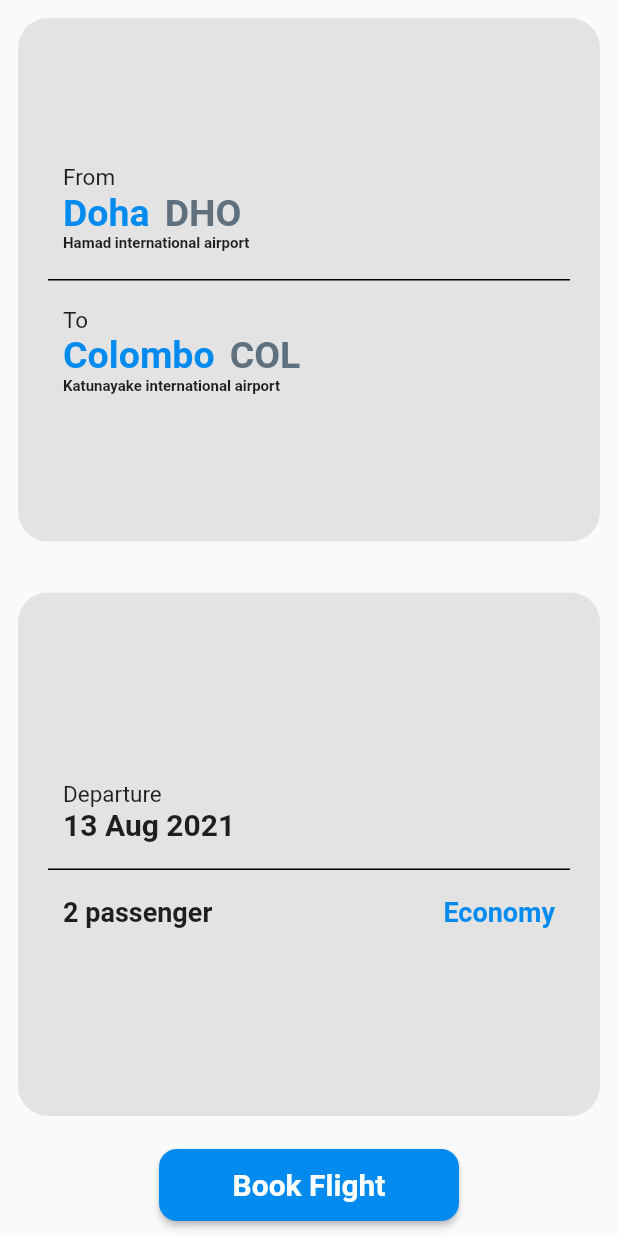
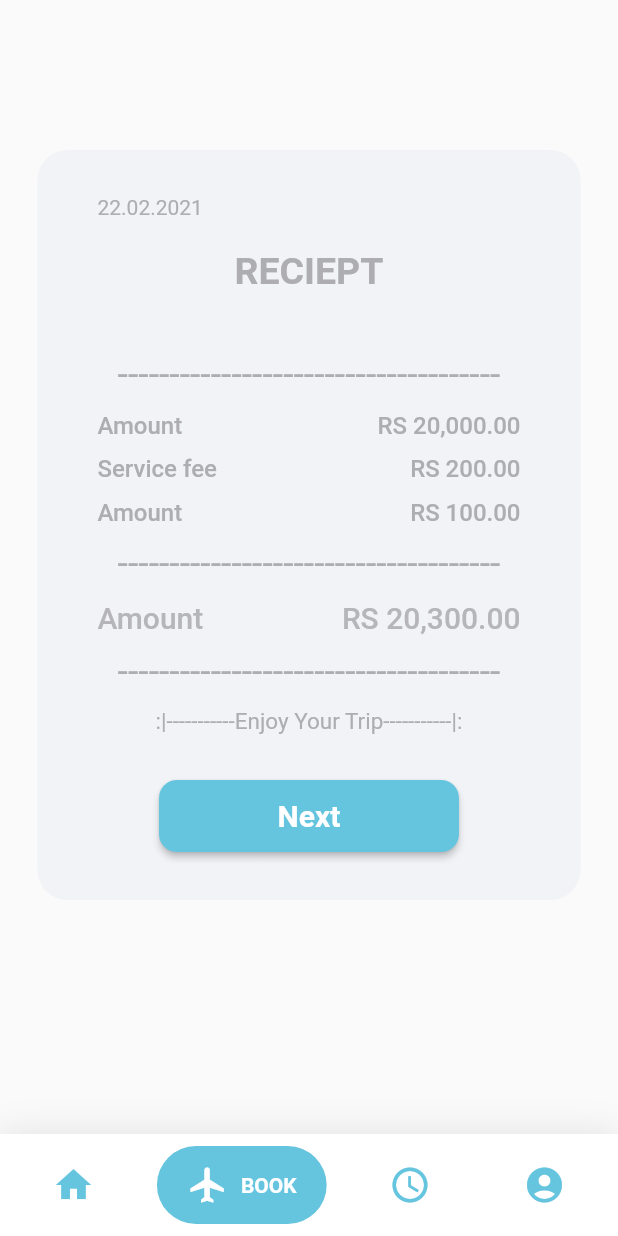
Before and after one commit to Y3S2-Assignment-Group/Srilankan-Airlines-Frontend, a Flutter app: what onewayFlight() shows on an empty page, opened directly, after a tap on "Book Flight", on a phone screen of 412 x 824 dp. Run offline on Flutter 3.47's test engine with Material 2 defaults, Android fonts, the phone set to English and light mode, and no system bars; drawn by our look-alikes of google_nav_bar; our stand-ins replace carousel_slider, flutter_svg, font_awesome_flutter, lottie; network calls fail.

Commit message:
payment confirmation

```diff
--- a/lib/main.dart
+++ b/lib/main.dart
@@ -8,6 +8,7 @@ import 'package:srilankan_airline/screens/dashboard/dashboard.dart';
 import 'package:srilankan_airline/screens/myTrips/mytrips.dart';
 import 'package:srilankan_airline/screens/previousTrips/previousTrips.dart';
 import 'package:srilankan_airline/screens/profile/profile.dart';
+import 'package:srilankan_airline/screens/recipt/confirmationrecipt.dart';
 import 'package:srilankan_airline/screens/scheduleTrips/scheduleTrips.dart';
 import 'package:srilankan_airline/screens/splashScreen.dart';
 
@@ -34,6 +35,7 @@ class MyApp extends StatelessWidget {
         '/previousTrips': (context) => previousTrips(),
         '/checkin': (context) => checkin(),
         '/payment': (context) => payment(),
+        '/recipt': (context) => recipt(),
       },
     );
   }
--- a/lib/screens/bookflight/onewayflight.dart
+++ b/lib/screens/bookflight/onewayflight.dart
@@ -224,10 +224,7 @@ class _onewayFlightState extends State<onewayFlight> {
               borderRadius: BorderRadius.circular(12.0),
               child: MaterialButton(
                 onPressed: () {
-                  //Navigator.push(
-                  //context,
-                  //MaterialPageRoute(builder: (context) => seatbook()),
-                  //);
+                  Navigator.pushNamed(context, '/recipt');
                 },
                 minWidth: 200.0,
                 height: 45.0,
--- /dev/null
+++ b/lib/screens/recipt/confirmationrecipt.dart
@@ -0,0 +1,216 @@
+import 'package:flutter/material.dart';
+import 'package:srilankan_airline/modules/BottomNavigation.dart';
+import '../../Util/colors.dart' as color;
+
+class recipt extends StatefulWidget {
+  const recipt({Key? key}) : super(key: key);
+
+  @override
+  _reciptState createState() => _reciptState();
+}
+
+class _reciptState extends State<recipt> {
+  @override
+  Widget build(BuildContext context) {
+    return Scaffold(
+      bottomNavigationBar: BottomNavigation(
+        selIndex: 1,
+      ),
+      body: SingleChildScrollView(
+        child: Container(
+          height: MediaQuery.of(context).size.height - 50,
+          width: MediaQuery.of(context).size.width,
+          child: Container(
+            padding: const EdgeInsets.symmetric(horizontal: 25),
+            child: Column(
+              crossAxisAlignment: CrossAxisAlignment.start,
+              children: [
+                SizedBox(
+                  height: 100,
+                ),
+                Container(
+                  padding: EdgeInsets.symmetric(horizontal: 40, vertical: 30),
+                  width: 400,
+                  height: 500,
+                  decoration: BoxDecoration(
+                      color: Color(0xFFF1F3F7),
+                      borderRadius: BorderRadius.all(Radius.circular(20))),
+                  child: Column(
+                    crossAxisAlignment: CrossAxisAlignment.start,
+                    children: [
+                      Text(
+                        "22.02.2021",
+                        style: TextStyle(color: Color(0xFFAEAEB2)),
+                      ),
+                      SizedBox(
+                        height: 20,
+                      ),
+                      Center(
+                          child: Text("RECIEPT",
+                              style: TextStyle(
+                                  color: Color(0xFFAEAEB2),
+                                  fontSize: 25,
+                                  fontWeight: FontWeight.bold))),
+                      SizedBox(
+                        height: 40,
+                      ),
+                      Center(
+                        child: Text(
+                          "-------------------------------------",
+                          style:
+                              TextStyle(fontSize: 25, color: Color(0xFFAEAEB2)),
+                        ),
+                      ),
+                      SizedBox(
+                        height: 10,
+                      ),
+                      Row(
+                        children: [
+                          Text(
+                            "Amount",
+                            style: TextStyle(
+                                color: Color(0xFFAEAEB2),
+                                fontSize: 16,
+                                fontWeight: FontWeight.w500),
+                          ),
+                          Expanded(child: Container()),
+                          Text(
+                            "RS 20,000.00",
+                            style: TextStyle(
+                                color: Color(0xFFAEAEB2),
+                                fontSize: 16,
+                                fontWeight: FontWeight.w500),
+                          )
+                        ],
+                      ),
+                      SizedBox(
+                        height: 10,
+                      ),
+                      Row(
+                        children: [
+                          Text(
+                            "Service fee",
+                            style: TextStyle(
+                                color: Color(0xFFAEAEB2),
+                                fontSize: 16,
+                                fontWeight: FontWeight.w500),
+                          ),
+                          Expanded(child: Container()),
+                          Text(
+                            "RS 200.00",
+                            style: TextStyle(
+                                color: Color(0xFFAEAEB2),
+                                fontSize: 16,
+                                fontWeight: FontWeight.w500),
+                          )
+                        ],
+                      ),
+                      SizedBox(
+                        height: 10,
+                      ),
+                      Row(
+                        children: [
+                          Text(
+                            "Amount",
+                            style: TextStyle(
+                                color: Color(0xFFAEAEB2),
+                                fontSize: 16,
+                                fontWeight: FontWeight.w500),
+                          ),
+                          Expanded(child: Container()),
+                          Text(
+                            "RS 100.00",
+                            style: TextStyle(
+                                color: Color(0xFFAEAEB2),
+                                fontSize: 16,
+                                fontWeight: FontWeight.w500),
+                          )
+                        ],
+                      ),
+                      SizedBox(
+                        height: 10,
+                      ),
+                      Center(
+                        child: Text(
+                          "-------------------------------------",
+                          style:
+                              TextStyle(fontSize: 25, color: Color(0xFFAEAEB2)),
+                        ),
+                      ),
+                      SizedBox(
+                        height: 10,
+                      ),
+                      Row(
+                        children: [
+                          Text(
+                            "Amount",
+                            style: TextStyle(
+                                color: Color(0xFFB6B6BA),
+                                fontSize: 20,
+                                fontWeight: FontWeight.w500),
+                          ),
+                          Expanded(child: Container()),
+                          Text(
+                            "RS 20,300.00",
+                            style: TextStyle(
+                                color: Color(0xFFB6B6BA),
+                                fontSize: 20,
+                                fontWeight: FontWeight.w500),
+                          )
+                        ],
+                      ),
+                      SizedBox(
+                        height: 10,
+                      ),
+                      Center(
+                        child: Text(
+                          "-------------------------------------",
+                          style:
+                              TextStyle(fontSize: 25, color: Color(0xFFAEAEB2)),
+                        ),
+                      ),
+                      SizedBox(
+                        height: 10,
+                      ),
+                      Center(
+                        child: Text(
+                          ":|-----------Enjoy Your Trip-----------|:",
+                          style:
+                              TextStyle(fontSize: 15, color: Color(0xFFAEAEB2)),
+                        ),
+                      ),
+                      SizedBox(
+                        height: 30,
+                      ),
+                      Center(
+                        child: Material(
+                          elevation: 2,
+                          color: Color(0xFF65C4DE),
+                          borderRadius: BorderRadius.circular(12.0),
+                          child: MaterialButton(
+                            onPressed: () {
+                              Navigator.pushNamed(context, '/home');
+                            },
+                            minWidth: 200.0,
+                            height: 35.0,
+                            child: Text(
+                              "Next",
+                              style: TextStyle(
+                                  color: Colors.white,
+                                  fontWeight: FontWeight.bold,
+                                  fontSize: 20.0),
+                            ),
+                          ),
+                        ),
+                      ),
+                    ],
+                  ),
+                )
+              ],
+            ),
+          ),
+        ),
+      ),
+    );
+  }
+}
```
Also changed, not shown: pubspec.lock.
